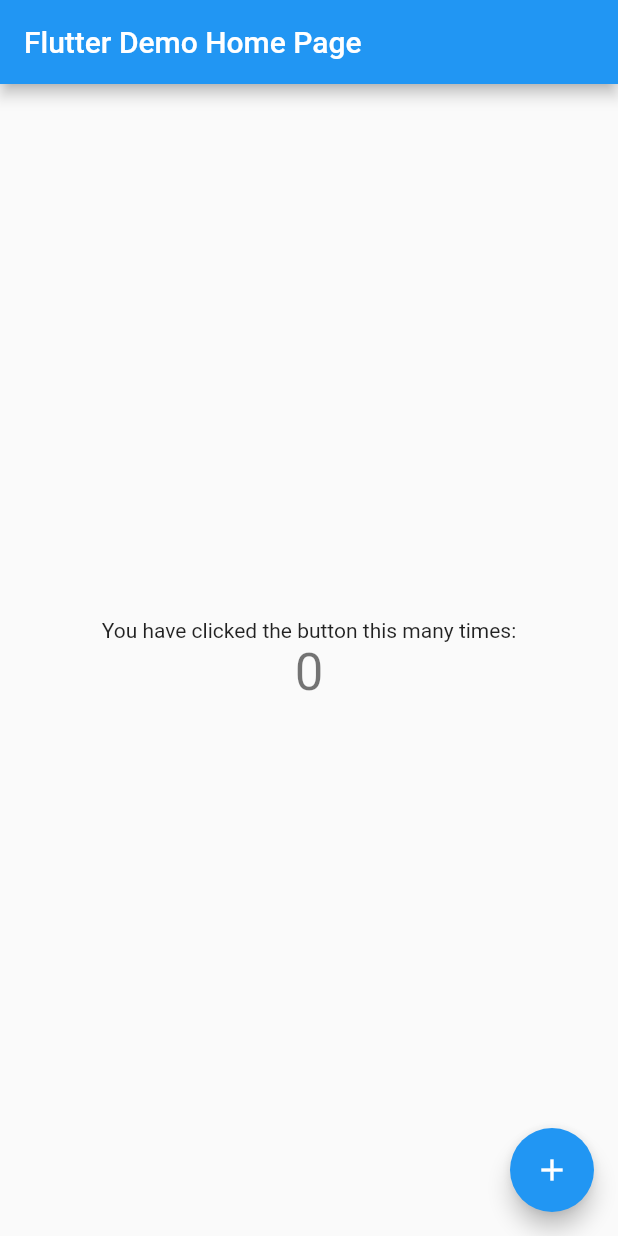
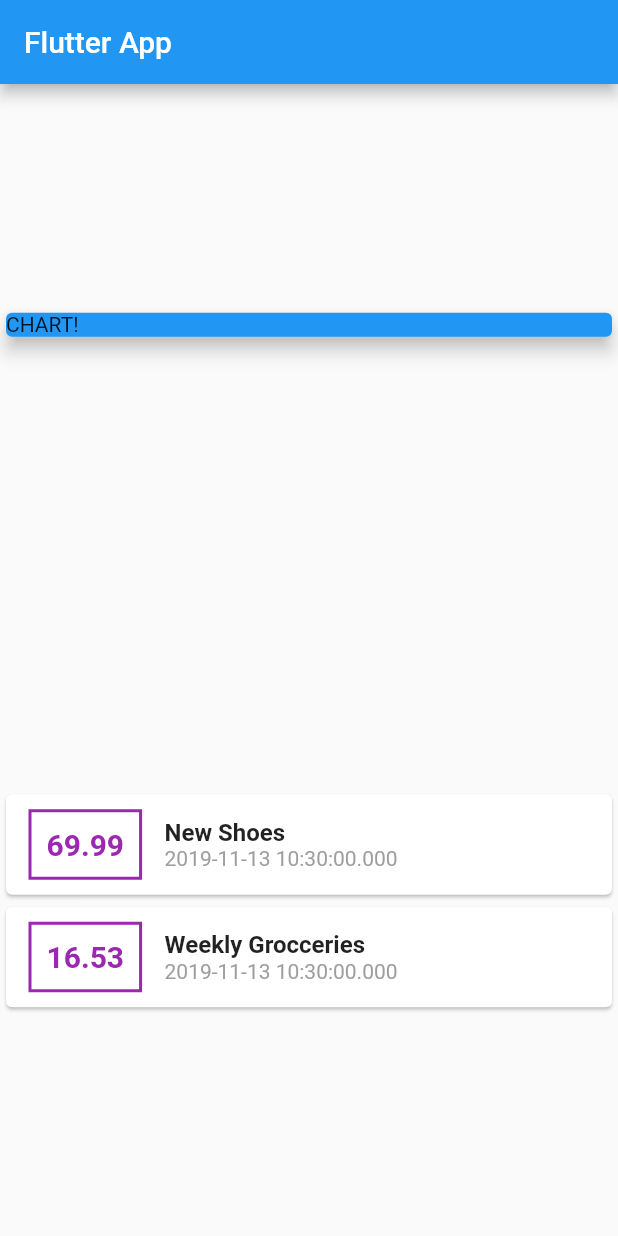
Before and after one commit to maxmoros/UdemyFlutter, a Flutter app: the screen it shows after launch, on a phone screen of 412 x 824 dp. Run offline on Flutter 3.47's test engine with Material 2 defaults, Android fonts, the phone set to English and light mode, and no system bars.

Commit message:
making moves

```diff
--- a/lib/main.dart
+++ b/lib/main.dart
@@ -1,111 +1,104 @@
 import 'package:flutter/material.dart';
+
+import './transaction.dart';
 
 void main() => runApp(MyApp());
 
 class MyApp extends StatelessWidget {
-  // This widget is the root of your application.
   @override
   Widget build(BuildContext context) {
     return MaterialApp(
-      title: 'Flutter Demo',
-      theme: ThemeData(
-        // This is the theme of your application.
-        //
-        // Try running your application with "flutter run". You'll see the
-        // application has a blue toolbar. Then, without quitting the app, try
-        // changing the primarySwatch below to Colors.green and then invoke
-        // "hot reload" (press "r" in the console where you ran "flutter run",
-        // or simply save your changes to "hot reload" in a Flutter IDE).
-        // Notice that the counter didn't reset back to zero; the application
-        // is not restarted.
-        primarySwatch: Colors.blue,
-      ),
-      home: MyHomePage(title: 'Flutter Demo Home Page'),
+      title: 'Flutter App',
+      home: MyHomePage(),
     );
   }
 }
 
-class MyHomePage extends StatefulWidget {
-  MyHomePage({Key key, this.title}) : super(key: key);
-
-  // This widget is the home page of your application. It is stateful, meaning
-  // that it has a State object (defined below) that contains fields that affect
-  // how it looks.
-
-  // This class is the configuration for the state. It holds the values (in this
-  // case the title) provided by the parent (in this case the App widget) and
-  // used by the build method of the State. Fields in a Widget subclass are
-  // always marked "final".
-
-  final String title;
-
-  @override
-  _MyHomePageState createState() => _MyHomePageState();
-}
-
-class _MyHomePageState extends State<MyHomePage> {
-  int _counter = 0;
-
-  void _incrementCounter() {
-    setState(() {
-      // This call to setState tells the Flutter framework that something has
-      // changed in this State, which causes it to rerun the build method below
-      // so that the display can reflect the updated values. If we changed
-      // _counter without calling setState(), then the build method would not be
-      // called again, and so nothing would appear to happen.
-      _counter = _counter + 2;
-    });
-  }
+class MyHomePage extends StatelessWidget {
+  final List<Transaction> transactions = [
+    Transaction(
+      id: 't1',
+      title: 'New Shoes',
+      amount: 69.99,
+      date: DateTime.now(),
+    ),
+    Transaction(
+      id: 't2',
+      title: 'Weekly Grocceries',
+      amount: 16.53,
+      date: DateTime.now(),
+    ),
+  ];
 
   @override
   Widget build(BuildContext context) {
-    // This method is rerun every time setState is called, for instance as done
-    // by the _incrementCounter method above.
-    //
-    // The Flutter framework has been optimized to make rerunning build methods
-    // fast, so that you can just rebuild anything that needs updating rather
-    // than having to individually change instances of widgets.
     return Scaffold(
       appBar: AppBar(
-        // Here we take the value from the MyHomePage object that was created by
-        // the App.build method, and use it to set our appbar title.
-        title: Text(widget.title),
+        title: Text('Flutter App'),
       ),
-      body: Center(
-        // Center is a layout widget. It takes a single child and positions it
-        // in the middle of the parent.
-        child: Column(
-          // Column is also a layout widget. It takes a list of children and
-          // arranges them vertically. By default, it sizes itself to fit its
-          // children horizontally, and tries to be as tall as its parent.
-          //
-          // Invoke "debug painting" (press "p" in the console, choose the
-          // "Toggle Debug Paint" action from the Flutter Inspector in Android
-          // Studio, or the "Toggle Debug Paint" command in Visual Studio Code)
-          // to see the wireframe for each widget.
-          //
-          // Column has various properties to control how it sizes itself and
-          // how it positions its children. Here we use mainAxisAlignment to
-          // center the children vertically; the main axis here is the vertical
-          // axis because Columns are vertical (the cross axis would be
-          // horizontal).
-          mainAxisAlignment: MainAxisAlignment.center,
+      body: Column(
+        mainAxisAlignment: MainAxisAlignment.spaceAround,
+        crossAxisAlignment: CrossAxisAlignment.stretch,
+        children: <Widget>[
+          Container(
+            width: double.infinity,
+            child: Card(
+              color: Colors.blue,
+              child: Text('CHART!'),
+              elevation: 5,
+            ),
+          ),
+          Column(
+            children: transactions.map((tx) {
+              return Card(
+                child: Row(
+                  children: <Widget>[
+                    Container(
+                      margin: EdgeInsets.symmetric(
+                        vertical: 10,
+                        horizontal: 15,
+                      ),
+                      decoration: BoxDecoration(
+                        border: Border.all(
+                          color: Colors.purple,
+                          width: 2,
+                        ),
+                      ),
+                      padding: EdgeInsets.all(10),
+                      child: Text(
+                        tx.amount.toString(),
+                        style: TextStyle(
+                          fontWeight: FontWeight.bold,
+                          fontSize: 20,
+                          color: Colors.purple,
+                        ),
+                      ),
+                    ),
+                    Column(
+                      crossAxisAlignment: CrossAxisAlignment.start,
                       children: <Widget>[
                         Text(
-              'You have clicked the button this many times:',
+                          tx.title,
+                          style: TextStyle(
+                            fontWeight: FontWeight.bold,
+                            fontSize: 16,
+                          ),
                         ),
                         Text(
-              '$_counter',
-              style: Theme.of(context).textTheme.display1,
+                          tx.date.toString(),
+                          style: TextStyle(
+                            color: Colors.grey,
+                          ),
                         ),
                       ],
                     ),
+                  ],
                 ),
-      floatingActionButton: FloatingActionButton(
-        onPressed: _incrementCounter,
-        tooltip: 'Increment',
-        child: Icon(Icons.add),
-      ), // This trailing comma makes auto-formatting nicer for build methods.
+              );
+            }).toList(),
+          ),
+        ],
+      ),
     );
   }
 }
--- /dev/null
+++ b/lib/transaction.dart
@@ -0,0 +1,15 @@
+import 'package:flutter/foundation.dart';
+
+class Transaction {
+  final String id;
+  final String title;
+  final double amount;
+  final DateTime date;
+
+  Transaction({
+    @required this.id,
+    @required this.title,
+    @required this.amount,
+    @required this.date,
+  });
+}
```
Lines whose indentation alone changed are shown as unchanged.
